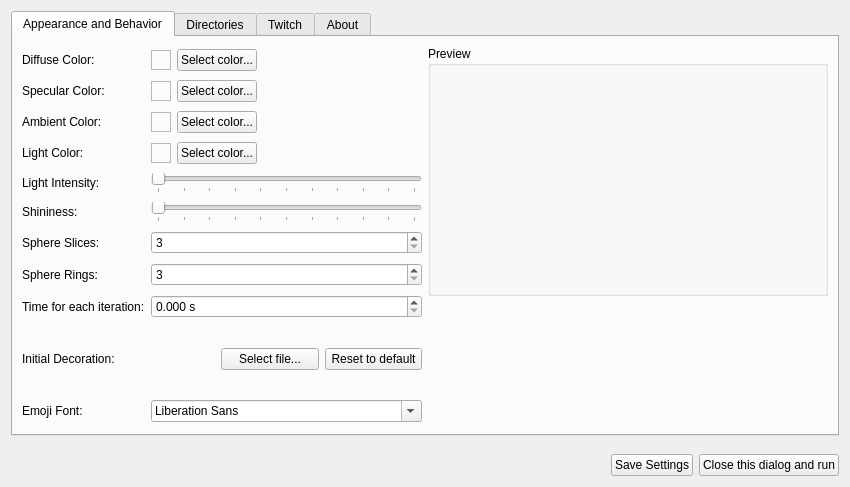
Before: the Qt Designer form setupwidget.ui in xiluembo/atsumari, drawn with Qt 5.
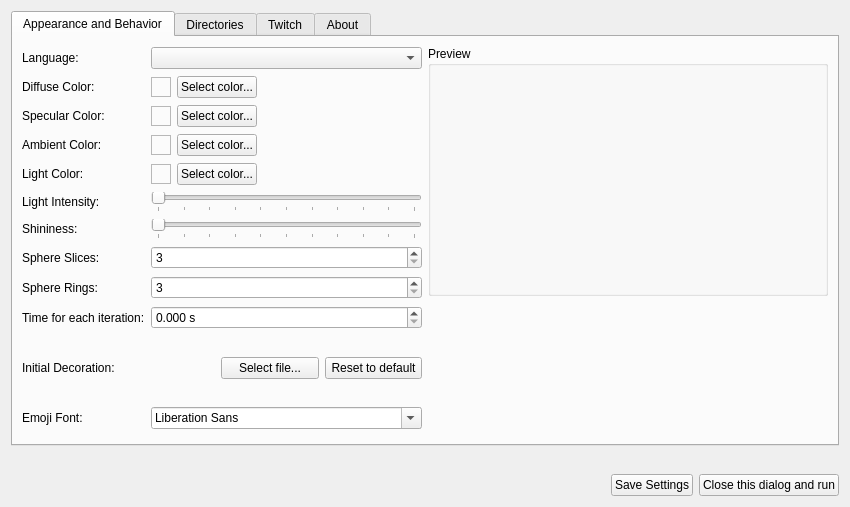
After: the same form once the commit is applied. Icons and pictures are not drawn.

Commit message: Add Language Settings.

The edit to the form file:
```diff
--- a/setupwidget.ui
+++ b/setupwidget.ui
@@ -7,7 +7,7 @@
     <x>0</x>
     <y>0</y>
     <width>850</width>
-    <height>487</height>
+    <height>507</height>
    </rect>
   </property>
   <property name="windowTitle">
@@ -35,20 +35,10 @@
         <layout class="QHBoxLayout" name="horizontalLayout_4">
          <item>
           <layout class="QGridLayout" name="gridLayout">
-           <item row="5" column="0">
-            <widget class="QLabel" name="lblShininess">
-             <property name="locale">
-              <locale language="English" country="UnitedStates"/>
-             </property>
-             <property name="text">
-              <string>Shininess:</string>
-             </property>
-            </widget>
-           </item>
-           <item row="0" column="1" colspan="3">
-            <layout class="QHBoxLayout" name="horizontalLayout_6">
+           <item row="2" column="1" colspan="3">
+            <layout class="QHBoxLayout" name="horizontalLayout_7">
              <item>
-              <widget class="QFrame" name="frmDiffuseColor">
+              <widget class="QFrame" name="frmSpecularColor">
                <property name="minimumSize">
                 <size>
                  <width>20</width>
@@ -73,7 +63,7 @@
               </widget>
              </item>
              <item>
-              <widget class="QPushButton" name="btnSelectDiffuse">
+              <widget class="QPushButton" name="btnSelectSpecular">
                <property name="locale">
                 <locale language="English" country="UnitedStates"/>
                </property>
@@ -83,7 +73,7 @@
               </widget>
              </item>
              <item>
-              <spacer name="horizontalSpacer_3">
+              <spacer name="horizontalSpacer_4">
                <property name="orientation">
                 <enum>Qt::Orientation::Horizontal</enum>
                </property>
@@ -97,17 +87,43 @@
              </item>
             </layout>
            </item>
-           <item row="9" column="3">
-            <widget class="QPushButton" name="btnResetDecoration">
+           <item row="6" column="1" colspan="3">
+            <widget class="QSlider" name="sldShininess">
+             <property name="maximum">
+              <number>100</number>
+             </property>
+             <property name="orientation">
+              <enum>Qt::Orientation::Horizontal</enum>
+             </property>
+             <property name="tickPosition">
+              <enum>QSlider::TickPosition::TicksBelow</enum>
+             </property>
+             <property name="tickInterval">
+              <number>10</number>
+             </property>
+            </widget>
+           </item>
+           <item row="9" column="0">
+            <widget class="QLabel" name="lblIterationTime">
              <property name="locale">
               <locale language="English" country="UnitedStates"/>
              </property>
              <property name="text">
-              <string>Reset to default</string>
+              <string>Time for each iteration:</string>
              </property>
             </widget>
            </item>
-           <item row="8" column="1" colspan="3">
+           <item row="3" column="0">
+            <widget class="QLabel" name="lblAmbientColor">
+             <property name="locale">
+              <locale language="English" country="UnitedStates"/>
+             </property>
+             <property name="text">
+              <string>Ambient Color:</string>
+             </property>
+            </widget>
+           </item>
+           <item row="9" column="1" colspan="3">
             <widget class="QDoubleSpinBox" name="spnIteration">
              <property name="statusTip">
               <string notr="true"/>
@@ -120,7 +136,7 @@
              </property>
             </widget>
            </item>
-           <item row="1" column="0">
+           <item row="2" column="0">
             <widget class="QLabel" name="lblSpecularColor">
              <property name="locale">
               <locale language="English" country="UnitedStates"/>
@@ -130,27 +146,7 @@
              </property>
             </widget>
            </item>
-           <item row="9" column="0">
-            <widget class="QLabel" name="lblLightColor_2">
-             <property name="locale">
-              <locale language="English" country="UnitedStates"/>
-             </property>
-             <property name="text">
-              <string>Initial Decoration:</string>
-             </property>
-            </widget>
-           </item>
-           <item row="9" column="2">
-            <widget class="QPushButton" name="btnSelectDecoration">
-             <property name="locale">
-              <locale language="English" country="UnitedStates"/>
-             </property>
-             <property name="text">
-              <string>Select file...</string>
-             </property>
-            </widget>
-           </item>
-           <item row="9" column="1">
+           <item row="10" column="1">
             <widget class="QLabel" name="lblDecoration">
              <property name="minimumSize">
               <size>
@@ -172,7 +168,168 @@
              </property>
             </widget>
            </item>
+           <item row="1" column="1" colspan="3">
+            <layout class="QHBoxLayout" name="horizontalLayout_6">
+             <item>
+              <widget class="QFrame" name="frmDiffuseColor">
+               <property name="minimumSize">
+                <size>
+                 <width>20</width>
+                 <height>20</height>
+                </size>
+               </property>
+               <property name="maximumSize">
+                <size>
+                 <width>20</width>
+                 <height>20</height>
+                </size>
+               </property>
+               <property name="statusTip">
+                <string notr="true"/>
+               </property>
+               <property name="frameShape">
+                <enum>QFrame::Shape::StyledPanel</enum>
+               </property>
+               <property name="frameShadow">
+                <enum>QFrame::Shadow::Raised</enum>
+               </property>
+              </widget>
+             </item>
+             <item>
+              <widget class="QPushButton" name="btnSelectDiffuse">
+               <property name="locale">
+                <locale language="English" country="UnitedStates"/>
+               </property>
+               <property name="text">
+                <string>Select color...</string>
+               </property>
+              </widget>
+             </item>
+             <item>
+              <spacer name="horizontalSpacer_3">
+               <property name="orientation">
+                <enum>Qt::Orientation::Horizontal</enum>
+               </property>
+               <property name="sizeHint" stdset="0">
+                <size>
+                 <width>40</width>
+                 <height>20</height>
+                </size>
+               </property>
+              </spacer>
+             </item>
+            </layout>
+           </item>
+           <item row="4" column="1" colspan="3">
+            <layout class="QHBoxLayout" name="horizontalLayout_9">
+             <item>
+              <widget class="QFrame" name="frmLightColor">
+               <property name="minimumSize">
+                <size>
+                 <width>20</width>
+                 <height>20</height>
+                </size>
+               </property>
+               <property name="maximumSize">
+                <size>
+                 <width>20</width>
+                 <height>20</height>
+                </size>
+               </property>
+               <property name="statusTip">
+                <string notr="true"/>
+               </property>
+               <property name="frameShape">
+                <enum>QFrame::Shape::StyledPanel</enum>
+               </property>
+               <property name="frameShadow">
+                <enum>QFrame::Shadow::Raised</enum>
+               </property>
+              </widget>
+             </item>
+             <item>
+              <widget class="QPushButton" name="btnSelectLight">
+               <property name="locale">
+                <locale language="English" country="UnitedStates"/>
+               </property>
+               <property name="text">
+                <string>Select color...</string>
+               </property>
+              </widget>
+             </item>
+             <item>
+              <spacer name="horizontalSpacer_6">
+               <property name="orientation">
+                <enum>Qt::Orientation::Horizontal</enum>
+               </property>
+               <property name="sizeHint" stdset="0">
+                <size>
+                 <width>40</width>
+                 <height>20</height>
+                </size>
+               </property>
+              </spacer>
+             </item>
+            </layout>
+           </item>
+           <item row="10" column="3">
+            <widget class="QPushButton" name="btnResetDecoration">
+             <property name="locale">
+              <locale language="English" country="UnitedStates"/>
+             </property>
+             <property name="text">
+              <string>Reset to default</string>
+             </property>
+            </widget>
+           </item>
+           <item row="8" column="1" colspan="3">
+            <widget class="QSpinBox" name="spnRings">
+             <property name="statusTip">
+              <string notr="true"/>
+             </property>
+             <property name="minimum">
+              <number>3</number>
+             </property>
+            </widget>
+           </item>
+           <item row="7" column="1" colspan="3">
+            <widget class="QSpinBox" name="spnSlices">
+             <property name="statusTip">
+              <string notr="true"/>
+             </property>
+             <property name="minimum">
+              <number>3</number>
+             </property>
+            </widget>
+           </item>
+           <item row="6" column="0">
+            <widget class="QLabel" name="lblShininess">
+             <property name="locale">
+              <locale language="English" country="UnitedStates"/>
+             </property>
+             <property name="text">
+              <string>Shininess:</string>
+             </property>
+            </widget>
+           </item>
+           <item row="11" column="0">
+            <widget class="QLabel" name="label">
+             <property name="text">
+              <string>Emoji Font:</string>
+             </property>
+            </widget>
+           </item>
            <item row="7" column="0">
+            <widget class="QLabel" name="lblSlices">
+             <property name="locale">
+              <locale language="English" country="UnitedStates"/>
+             </property>
+             <property name="text">
+              <string>Sphere Slices:</string>
+             </property>
+            </widget>
+           </item>
+           <item row="8" column="0">
             <widget class="QLabel" name="lblRings">
              <property name="locale">
               <locale language="English" country="UnitedStates"/>
@@ -182,27 +339,7 @@
              </property>
             </widget>
            </item>
-           <item row="7" column="1" colspan="3">
-            <widget class="QSpinBox" name="spnRings">
-             <property name="statusTip">
-              <string notr="true"/>
-             </property>
-             <property name="minimum">
-              <number>3</number>
-             </property>
-            </widget>
-           </item>
-           <item row="6" column="1" colspan="3">
-            <widget class="QSpinBox" name="spnSlices">
-             <property name="statusTip">
-              <string notr="true"/>
-             </property>
-             <property name="minimum">
-              <number>3</number>
-             </property>
-            </widget>
-           </item>
-           <item row="2" column="1" colspan="3">
+           <item row="3" column="1" colspan="3">
             <layout class="QHBoxLayout" name="horizontalLayout_8">
              <item>
               <widget class="QFrame" name="frmAmbientColor">
@@ -254,7 +391,7 @@
              </item>
             </layout>
            </item>
-           <item row="0" column="0">
+           <item row="1" column="0">
             <widget class="QLabel" name="lblDiffuseColor">
              <property name="locale">
               <locale language="English" country="UnitedStates"/>
@@ -264,27 +401,23 @@
              </property>
             </widget>
            </item>
-           <item row="8" column="0">
-            <widget class="QLabel" name="lblIterationTime">
-             <property name="locale">
-              <locale language="English" country="UnitedStates"/>
+           <item row="5" column="1" colspan="3">
+            <widget class="QSlider" name="sldLightIntensity">
+             <property name="maximum">
+              <number>100</number>
              </property>
-             <property name="text">
-              <string>Time for each iteration:</string>
+             <property name="orientation">
+              <enum>Qt::Orientation::Horizontal</enum>
+             </property>
+             <property name="tickPosition">
+              <enum>QSlider::TickPosition::TicksBelow</enum>
+             </property>
+             <property name="tickInterval">
+              <number>10</number>
              </property>
             </widget>
            </item>
            <item row="4" column="0">
-            <widget class="QLabel" name="lblShininess_2">
-             <property name="locale">
-              <locale language="English" country="UnitedStates"/>
-             </property>
-             <property name="text">
-              <string>Light Intensity:</string>
-             </property>
-            </widget>
-           </item>
-           <item row="3" column="0">
             <widget class="QLabel" name="lblLightColor">
              <property name="locale">
               <locale language="English" country="UnitedStates"/>
@@ -294,170 +427,7 @@
              </property>
             </widget>
            </item>
-           <item row="4" column="1" colspan="3">
-            <widget class="QSlider" name="sldLightIntensity">
-             <property name="maximum">
-              <number>100</number>
-             </property>
-             <property name="orientation">
-              <enum>Qt::Orientation::Horizontal</enum>
-             </property>
-             <property name="tickPosition">
-              <enum>QSlider::TickPosition::TicksBelow</enum>
-             </property>
-             <property name="tickInterval">
-              <number>10</number>
-             </property>
-            </widget>
-           </item>
-           <item row="3" column="1" colspan="3">
-            <layout class="QHBoxLayout" name="horizontalLayout_9">
-             <item>
-              <widget class="QFrame" name="frmLightColor">
-               <property name="minimumSize">
-                <size>
-                 <width>20</width>
-                 <height>20</height>
-                </size>
-               </property>
-               <property name="maximumSize">
-                <size>
-                 <width>20</width>
-                 <height>20</height>
-                </size>
-               </property>
-               <property name="statusTip">
-                <string notr="true"/>
-               </property>
-               <property name="frameShape">
-                <enum>QFrame::Shape::StyledPanel</enum>
-               </property>
-               <property name="frameShadow">
-                <enum>QFrame::Shadow::Raised</enum>
-               </property>
-              </widget>
-             </item>
-             <item>
-              <widget class="QPushButton" name="btnSelectLight">
-               <property name="locale">
-                <locale language="English" country="UnitedStates"/>
-               </property>
-               <property name="text">
-                <string>Select color...</string>
-               </property>
-              </widget>
-             </item>
-             <item>
-              <spacer name="horizontalSpacer_6">
-               <property name="orientation">
-                <enum>Qt::Orientation::Horizontal</enum>
-               </property>
-               <property name="sizeHint" stdset="0">
-                <size>
-                 <width>40</width>
-                 <height>20</height>
-                </size>
-               </property>
-              </spacer>
-             </item>
-            </layout>
-           </item>
-           <item row="2" column="0">
-            <widget class="QLabel" name="lblAmbientColor">
-             <property name="locale">
-              <locale language="English" country="UnitedStates"/>
-             </property>
-             <property name="text">
-              <string>Ambient Color:</string>
-             </property>
-            </widget>
-           </item>
-           <item row="6" column="0">
-            <widget class="QLabel" name="lblSlices">
-             <property name="locale">
-              <locale language="English" country="UnitedStates"/>
-             </property>
-             <property name="text">
-              <string>Sphere Slices:</string>
-             </property>
-            </widget>
-           </item>
-           <item row="5" column="1" colspan="3">
-            <widget class="QSlider" name="sldShininess">
-             <property name="maximum">
-              <number>100</number>
-             </property>
-             <property name="orientation">
-              <enum>Qt::Orientation::Horizontal</enum>
-             </property>
-             <property name="tickPosition">
-              <enum>QSlider::TickPosition::TicksBelow</enum>
-             </property>
-             <property name="tickInterval">
-              <number>10</number>
-             </property>
-            </widget>
-           </item>
-           <item row="1" column="1" colspan="3">
-            <layout class="QHBoxLayout" name="horizontalLayout_7">
-             <item>
-              <widget class="QFrame" name="frmSpecularColor">
-               <property name="minimumSize">
-                <size>
-                 <width>20</width>
-                 <height>20</height>
-                </size>
-               </property>
-               <property name="maximumSize">
-                <size>
-                 <width>20</width>
-                 <height>20</height>
-                </size>
-               </property>
-               <property name="statusTip">
-                <string notr="true"/>
-               </property>
-               <property name="frameShape">
-                <enum>QFrame::Shape::StyledPanel</enum>
-               </property>
-               <property name="frameShadow">
-                <enum>QFrame::Shadow::Raised</enum>
-               </property>
-              </widget>
-             </item>
-             <item>
-              <widget class="QPushButton" name="btnSelectSpecular">
-               <property name="locale">
-                <locale language="English" country="UnitedStates"/>
-               </property>
-               <property name="text">
-                <string>Select color...</string>
-               </property>
-              </widget>
-             </item>
-             <item>
-              <spacer name="horizontalSpacer_4">
-               <property name="orientation">
-                <enum>Qt::Orientation::Horizontal</enum>
-               </property>
-               <property name="sizeHint" stdset="0">
-                <size>
-                 <width>40</width>
-                 <height>20</height>
-                </size>
-               </property>
-              </spacer>
-             </item>
-            </layout>
-           </item>
-           <item row="10" column="0">
-            <widget class="QLabel" name="label">
-             <property name="text">
-              <string>Emoji Font:</string>
-             </property>
-            </widget>
-           </item>
-           <item row="10" column="1" colspan="3">
+           <item row="11" column="1" colspan="3">
             <widget class="QFontComboBox" name="cboEmojiFont">
              <property name="currentFont">
               <font>
@@ -466,6 +436,46 @@
              </property>
             </widget>
            </item>
+           <item row="10" column="0">
+            <widget class="QLabel" name="lblLightColor_2">
+             <property name="locale">
+              <locale language="English" country="UnitedStates"/>
+             </property>
+             <property name="text">
+              <string>Initial Decoration:</string>
+             </property>
+            </widget>
+           </item>
+           <item row="10" column="2">
+            <widget class="QPushButton" name="btnSelectDecoration">
+             <property name="locale">
+              <locale language="English" country="UnitedStates"/>
+             </property>
+             <property name="text">
+              <string>Select file...</string>
+             </property>
+            </widget>
+           </item>
+           <item row="5" column="0">
+            <widget class="QLabel" name="lblShininess_2">
+             <property name="locale">
+              <locale language="English" country="UnitedStates"/>
+             </property>
+             <property name="text">
+              <string>Light Intensity:</string>
+             </property>
+            </widget>
+           </item>
+           <item row="0" column="0">
+            <widget class="QLabel" name="label_5">
+             <property name="text">
+              <string>Language:</string>
+             </property>
+            </widget>
+           </item>
+           <item row="0" column="1" colspan="3">
+            <widget class="QComboBox" name="cboLanguage"/>
+           </item>
           </layout>
          </item>
          <item alignment="Qt::AlignmentFlag::AlignTop">
```
Left out of the diff: 5 changed lines with no effect on the pictures. The commit also changes 6 other files.
